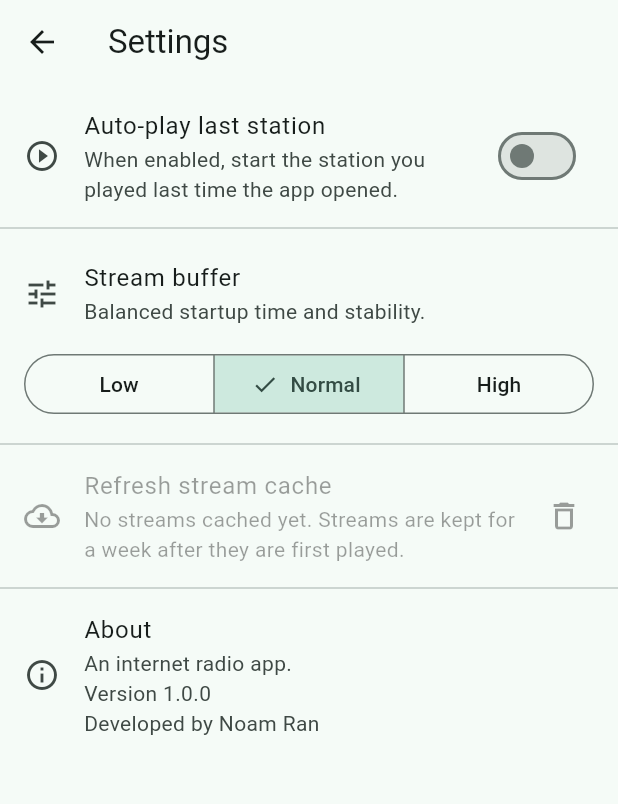
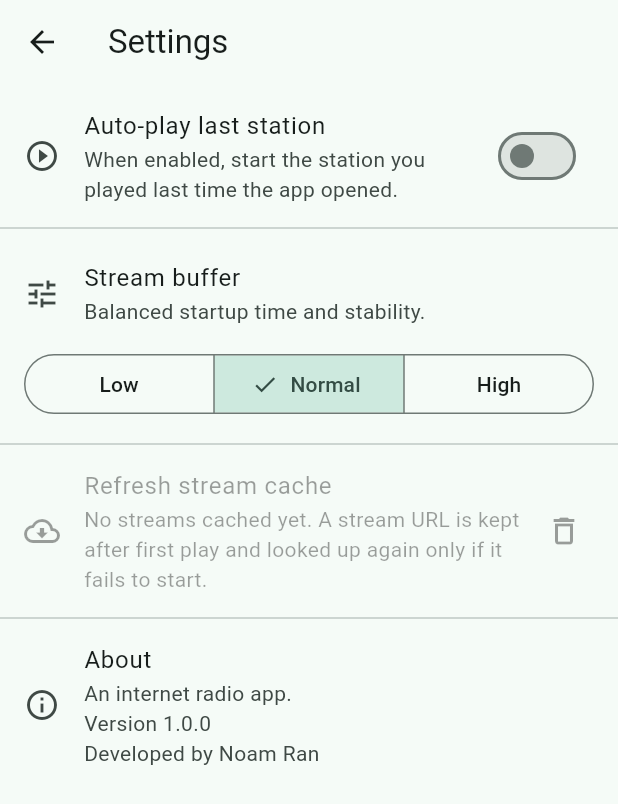
Before and after one commit to n04m4g/internet_radio, a Flutter app: the screen it shows after launch, after a tap on the "settings" icon, on a phone screen of 412 x 824 dp. Shown: the top 804 px of the screen. Run offline on Flutter 3.47's test engine with Material 3 defaults, Android fonts, the phone set to English and light mode, and no system bars; our stand-ins replace audio_service, just_audio, package_info_plus, permission_handler, shared_preferences; missing offline and left inert: audio_session.

Commit message:
Reuse cached stream URLs until play fails.
Drop the 7-day TTL so Radio Browser is queried only when a cached URL fails to start or the user refreshes.

Co-authored-by: Cursor <cursoragent@cursor.com>

```diff
--- a/lib/data/stations.dart
+++ b/lib/data/stations.dart
@@ -1,7 +1,7 @@
 import '../models/station.dart';
 
 /// The station catalog: identity only. Stream URLs come from Radio Browser at
-/// play time and are cached by `StationRepository` for a week.
+/// play time and are cached by `StationRepository` until they fail.
 ///
 /// Every entry pins the `radioBrowserUuid` of a directory record that was
 /// checked by hand, so resolution is a single lookup against that exact record
--- a/lib/l10n/app_en.arb
+++ b/lib/l10n/app_en.arb
@@ -31,7 +31,7 @@
   "bufferNormalDescription": "Balanced startup time and stability.",
   "bufferHighDescription": "More stable on mobile data, slower to start.",
   "refreshStreamCache": "Refresh stream cache",
-  "streamCacheEmpty": "No streams cached yet. Streams are kept for a week after they are first played.",
+  "streamCacheEmpty": "No streams cached yet. A stream URL is kept after first play and looked up again only if it fails to start.",
   "streamCacheCount": "{count, plural, =1{1 stream cached. Clear it to look everything up again.} other{{count} streams cached. Clear them to look everything up again.}}",
   "@streamCacheCount": {
     "placeholders": {
@@ -96,7 +96,7 @@
     }
   },
   "streamFailedRefreshing": "Stream failed. Refreshing from Radio Browser…",
-  "updatedStreamSaved": "Updated stream saved for a week.",
+  "updatedStreamSaved": "Updated stream saved.",
   "couldNotPlayStation": "Could not play {station}. The stream may be offline.",
   "@couldNotPlayStation": {
     "placeholders": {
--- a/lib/l10n/app_he.arb
+++ b/lib/l10n/app_he.arb
@@ -24,7 +24,7 @@
   "bufferNormalDescription": "איזון בין זמן התחלה ליציבות.",
   "bufferHighDescription": "יציב יותר בנתונים סלולריים, מתחיל לאט יותר.",
   "refreshStreamCache": "רענון מטמון השידורים",
-  "streamCacheEmpty": "עדיין אין שידורים במטמון. שידורים נשמרים לשבוע אחרי הניגון הראשון.",
+  "streamCacheEmpty": "עדיין אין שידורים במטמון. כתובת השידור נשמרת אחרי הניגון הראשון ומחפשים מחדש רק אם היא לא מצליחה להתחיל.",
   "streamCacheCount": "{count, plural, =1{שידור אחד במטמון. נקו אותו כדי לחפש הכול מחדש.} other{{count} שידורים במטמון. נקו אותם כדי לחפש הכול מחדש.}}",
   "streamCacheCleared": "מטמון השידורים נוקה. השידורים ייטענו מחדש בניגון הבא.",
   "aboutTitle": "אודות",
@@ -54,7 +54,7 @@
   "playbackOfStationStopped": "הניגון של {station} נעצר באופן בלתי צפוי.",
   "noStreamFound": "לא נמצא שידור עבור {station}. בדקו את החיבור ונסו שוב.",
   "streamFailedRefreshing": "השידור נכשל. מרענן מ־Radio Browser…",
-  "updatedStreamSaved": "שידור מעודכן נשמר לשבוע.",
+  "updatedStreamSaved": "שידור מעודכן נשמר.",
   "couldNotPlayStation": "לא ניתן לנגן את {station}. ייתכן שהשידור אינו זמין.",
   "refreshingStream": "מרענן שידור מ־Radio Browser…",
   "streamRefreshed": "השידור רוענן.",
--- a/lib/l10n/app_localizations.dart
+++ b/lib/l10n/app_localizations.dart
@@ -245,7 +245,7 @@ abstract class AppLocalizations {
   /// No description provided for @streamCacheEmpty.
   ///
   /// In en, this message translates to:
-  /// **'No streams cached yet. Streams are kept for a week after they are first played.'**
+  /// **'No streams cached yet. A stream URL is kept after first play and looked up again only if it fails to start.'**
   String get streamCacheEmpty;
 
   /// No description provided for @streamCacheCount.
@@ -425,7 +425,7 @@ abstract class AppLocalizations {
   /// No description provided for @updatedStreamSaved.
   ///
   /// In en, this message translates to:
-  /// **'Updated stream saved for a week.'**
+  /// **'Updated stream saved.'**
   String get updatedStreamSaved;
 
   /// No description provided for @couldNotPlayStation.
--- a/lib/l10n/app_localizations_en.dart
+++ b/lib/l10n/app_localizations_en.dart
@@ -88,7 +88,7 @@ class AppLocalizationsEn extends AppLocalizations {
 
   @override
   String get streamCacheEmpty =>
-      'No streams cached yet. Streams are kept for a week after they are first played.';
+      'No streams cached yet. A stream URL is kept after first play and looked up again only if it fails to start.';
 
   @override
   String streamCacheCount(int count) {
@@ -196,7 +196,7 @@ class AppLocalizationsEn extends AppLocalizations {
       'Stream failed. Refreshing from Radio Browser…';
 
   @override
-  String get updatedStreamSaved => 'Updated stream saved for a week.';
+  String get updatedStreamSaved => 'Updated stream saved.';
 
   @override
   String couldNotPlayStation(String station) {
--- a/lib/l10n/app_localizations_he.dart
+++ b/lib/l10n/app_localizations_he.dart
@@ -88,7 +88,7 @@ class AppLocalizationsHe extends AppLocalizations {
 
   @override
   String get streamCacheEmpty =>
-      'עדיין אין שידורים במטמון. שידורים נשמרים לשבוע אחרי הניגון הראשון.';
+      'עדיין אין שידורים במטמון. כתובת השידור נשמרת אחרי הניגון הראשון ומחפשים מחדש רק אם היא לא מצליחה להתחיל.';
 
   @override
   String streamCacheCount(int count) {
@@ -195,7 +195,7 @@ class AppLocalizationsHe extends AppLocalizations {
   String get streamFailedRefreshing => 'השידור נכשל. מרענן מ־Radio Browser…';
 
   @override
-  String get updatedStreamSaved => 'שידור מעודכן נשמר לשבוע.';
+  String get updatedStreamSaved => 'שידור מעודכן נשמר.';
 
   @override
   String couldNotPlayStation(String station) {
--- a/lib/models/resolved_stream.dart
+++ b/lib/models/resolved_stream.dart
@@ -1,5 +1,5 @@
 /// A playable stream URL for a station, plus whatever the directory knows
-/// about it. Cached with [resolvedAt] so it can be refreshed periodically.
+/// about it. Cached with [resolvedAt] as when it was last remembered.
 class ResolvedStream {
   const ResolvedStream({
     required this.streamUrl,
@@ -32,12 +32,6 @@ class ResolvedStream {
   final String? language;
   final String? radioBrowserName;
   final String? radioBrowserUuid;
-
-  Duration ageAt(DateTime now) => now.difference(resolvedAt);
-
-  bool isFreshAt(DateTime now, Duration ttl) => ageAt(now) < ttl;
-
-  DateTime expiresAfter(Duration ttl) => resolvedAt.add(ttl);
 
   Map<String, dynamic> toJson() => {
         'streamUrl': streamUrl,
--- a/lib/models/station.dart
+++ b/lib/models/station.dart
@@ -3,7 +3,7 @@ enum StationRegion { israel, world }
 /// Identity of a station in the catalog.
 ///
 /// Stream URLs are not part of the identity: they are resolved from Radio
-/// Browser at play time and cached by `StationRepository`.
+/// Browser at play time and cached by `StationRepository` until they fail.
 class Station {
   const Station({
     required this.id,
```
Also changed, not shown: lib/services/radio_player.dart (+4 -7 lines), lib/services/station_repository.dart (+5 -14 lines), 2 other files.
